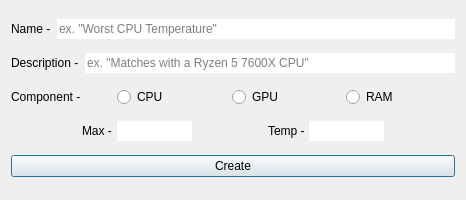
This is view/addsensor.ui in Gyarik/StressView as Qt 5 draws it before an edit. The edited form follows.
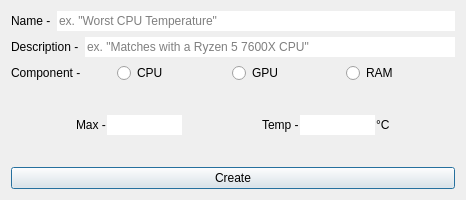
This is the edited form.

```diff
--- a/view/addsensor.ui
+++ b/view/addsensor.ui
@@ -135,6 +135,9 @@
            <property name="orientation">
             <enum>Qt::Horizontal</enum>
            </property>
+           <property name="sizeType">
+            <enum>QSizePolicy::Expanding</enum>
+           </property>
            <property name="sizeHint" stdset="0">
             <size>
              <width>40</width>
@@ -163,7 +166,7 @@
               </size>
              </property>
              <property name="text">
-              <string>Max - </string>
+              <string>Max -</string>
              </property>
             </widget>
            </item>
@@ -180,6 +183,13 @@
              </property>
             </widget>
            </item>
+           <item>
+            <widget class="QLabel" name="UnitLabel">
+             <property name="text">
+              <string/>
+             </property>
+            </widget>
+           </item>
           </layout>
          </item>
          <item>
@@ -187,6 +197,9 @@
            <property name="orientation">
             <enum>Qt::Horizontal</enum>
            </property>
+           <property name="sizeType">
+            <enum>QSizePolicy::Expanding</enum>
+           </property>
            <property name="sizeHint" stdset="0">
             <size>
              <width>40</width>
@@ -215,7 +228,7 @@
               </size>
              </property>
              <property name="text">
-              <string>Temp - </string>
+              <string>Temp -</string>
              </property>
             </widget>
            </item>
@@ -232,6 +245,13 @@
              </property>
             </widget>
            </item>
+           <item>
+            <widget class="QLabel" name="Degrees">
+             <property name="text">
+              <string>°C</string>
+             </property>
+            </widget>
+           </item>
           </layout>
          </item>
          <item>
@@ -239,6 +259,9 @@
            <property name="orientation">
             <enum>Qt::Horizontal</enum>
            </property>
+           <property name="sizeType">
+            <enum>QSizePolicy::Expanding</enum>
+           </property>
            <property name="sizeHint" stdset="0">
             <size>
              <width>40</width>
```
Left out of the diff: 2 changed lines with no effect on the pictures.
